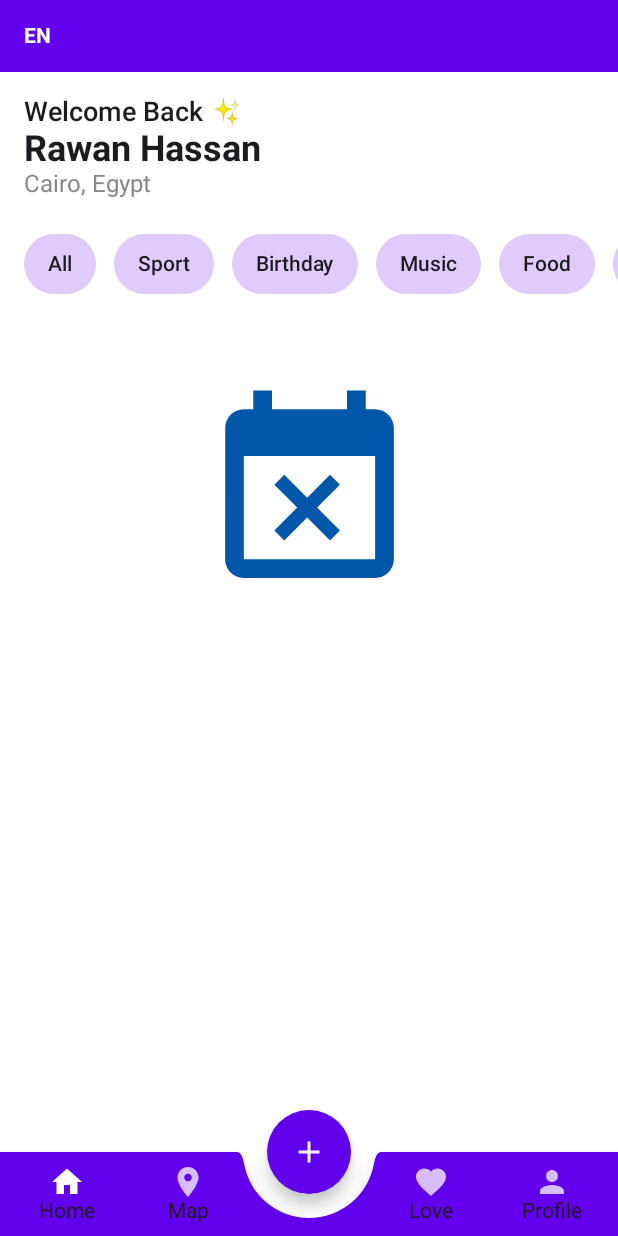
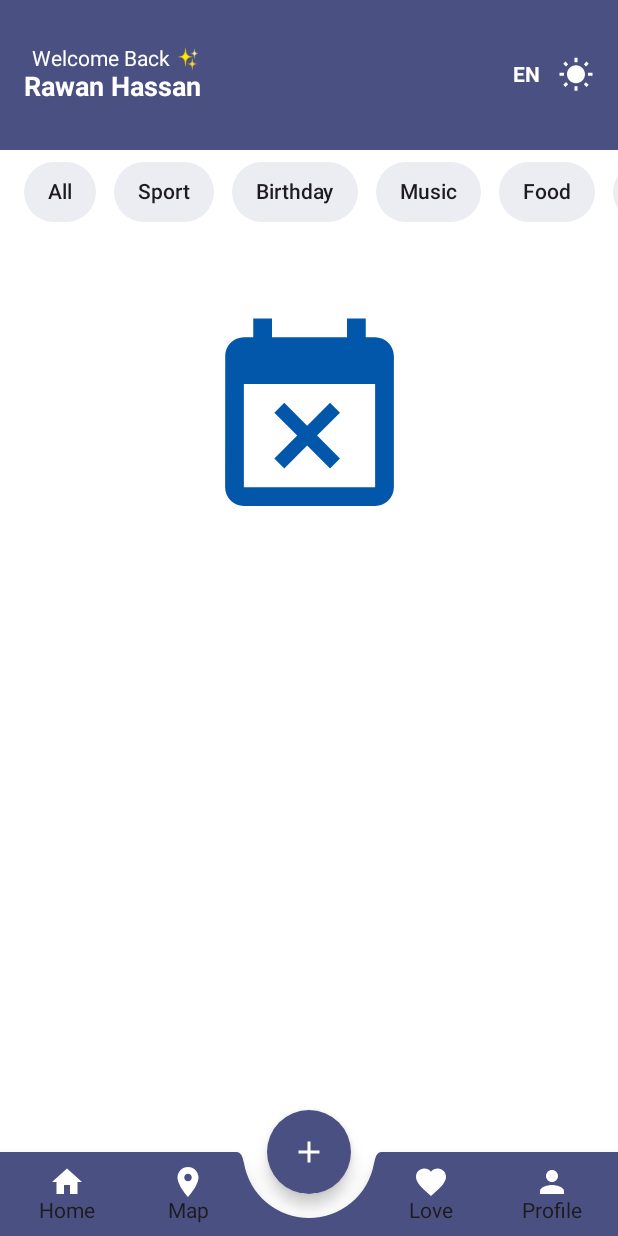
Before and after one commit to rawanhassan55/Event_Mate, an Android app built with Jetpack Compose: the HomeScreen screen opened through its navigation route, on a phone screen of 412 x 824 dp. Run offline under Robolectric (Android 15) with nearby library versions, the phone set to English and light mode, and no system bars; our stand-ins replace Firebase (no records; nobody signed in at launch, a user with empty details on screens opened directly), Room's generated code; 1 statement that could not run was skipped.

Commit message:
Change HomeScreen

```diff
--- a/app/src/main/java/com/example/eventymate/HomeScreen.kt
+++ b/app/src/main/java/com/example/eventymate/HomeScreen.kt
@@ -49,6 +49,7 @@ import androidx.navigation.compose.rememberNavController
 
 import androidx.compose.foundation.Image
 import androidx.compose.foundation.background
+import androidx.compose.foundation.clickable
 import androidx.compose.foundation.layout.*
 import androidx.compose.foundation.layout.size
 import androidx.compose.foundation.lazy.LazyColumn
@@ -99,7 +100,7 @@ fun HomeScreen(navController: NavController,onCreateEventNavigation: () -> Unit
                 .fillMaxSize()
                 //.verticalScroll(rememberScrollState())
         ) {
-            WelcomeSection()
+
             FiltersSection()
             if (state.notes.isEmpty()){
                 EmptyEventsIllustration()
@@ -113,71 +114,54 @@ fun HomeScreen(navController: NavController,onCreateEventNavigation: () -> Unit
 }
 
 @Composable
-fun TopBarSection() {
+fun TopBarSection(
+    userName: String = "Rawan Hassan",
+    onLanguageClick: () -> Unit = {},
+    onThemeToggle: () -> Unit = {}
+) {
     Row(
         modifier = Modifier
             .fillMaxWidth()
-            .background(MaterialTheme.colors.primary)
-            .padding(16.dp),
+            .height(100.dp)
+            .background(Color(0XFF4A5182))
+            .padding(horizontal = 16.dp, vertical = 12.dp),
         horizontalArrangement = Arrangement.SpaceBetween,
         verticalAlignment = Alignment.CenterVertically
     ) {
+        Column(horizontalAlignment = Alignment.End) {
+            Text(
+                text = "Welcome Back ✨",
+                color = Color.White,
+                fontSize = 14.sp
+            )
+            Text(
+                text = userName,
+                color = Color.White,
+                fontWeight = FontWeight.Bold,
+                fontSize = 18.sp
+            )
+        }
 
-
-        /*Image(
-            painter = painterResource(id = R.drawable.wb_sunny),
-            contentDescription = "Theme Icon",
-            modifier = Modifier.size(24.dp)
-        )*/
-
-        /*
- Button(onClick = { onSettingNavigation() }) {
-            Text(text = "Settings")
-        }
-        Spacer(modifier = Modifier.height(16.dp))
-        IconButton(onClick = {onSignOut() }) {
-            Icon(Icons.Filled.ExitToApp, contentDescription = "Localized description")
-        }
-    }
-         */
         Row(verticalAlignment = Alignment.CenterVertically) {
             Text(
                 text = "EN",
                 color = Color.White,
                 fontWeight = FontWeight.Bold,
-                modifier = Modifier.padding(end = 8.dp)
+                modifier = Modifier
+                    .clickable { onLanguageClick() }
+                    .padding(end = 12.dp)
             )
-/*
-            IconButton(onClick = { /*onSettingNavigation()*/}) {
-                Icon(imageVector = Icons.Default.Settings, contentDescription = "Settings", tint = Color.White)
-            }
-*/
+            Icon(
+                imageVector = Icons.Default.WbSunny,
+                contentDescription = "Toggle Theme",
+                tint = Color.White,
+                modifier = Modifier
+                    .size(24.dp)
+                    .clickable { onThemeToggle() }
+            )
         }
-    }
-}
 
-@Composable
-fun WelcomeSection() {
-    Column(
-        modifier = Modifier
-            .fillMaxWidth()
-            .padding(16.dp)
-    ) {
-        Text(
-            text = "Welcome Back ✨",
-            fontSize = 18.sp,
-            fontWeight = FontWeight.Medium
-        )
-        Text(
-            text = "Rawan Hassan",
-            fontSize = 24.sp,
-            fontWeight = FontWeight.Bold
-        )
-        Text(
-            text = "Cairo, Egypt",
-            fontSize = 16.sp,
-            color = Color.Gray
-        )
+
     }
 }
 
@@ -201,7 +185,7 @@ fun FiltersSection() {
 fun FilterItem(filter: String) {
     Surface(
         shape = CircleShape,
-        color = MaterialTheme.colors.primary.copy(alpha = 0.2f),
+        color = Color(0XFF4A5182).copy(alpha = 0.1f),
         modifier = Modifier
             .height(40.dp)
     ) {
@@ -273,7 +257,7 @@ fun NoteItem(
                 text = state.notes[index].title,
                 fontSize = 22.sp,
                 fontWeight = FontWeight.SemiBold,
-                color = MaterialTheme.colors.primary
+                color = Color(0XFF4A5182)
             )
 
             Spacer(modifier = Modifier.height(8.dp))
@@ -281,7 +265,7 @@ fun NoteItem(
             Text(
                 text = state.notes[index].description,
                 fontSize = 18.sp,
-                color = MaterialTheme.colors.secondary
+                color = Color.Black
             )
             Spacer(modifier = Modifier.height(8.dp))
 
@@ -321,7 +305,7 @@ fun NoteItem(
                 imageVector = Icons.Rounded.Delete,
                 contentDescription = "Delete Note",
                 modifier = Modifier.size(35.dp),
-                tint = MaterialTheme.colors.primary
+                tint = Color(0XFF4A5182)
             )
 
         }
@@ -336,7 +320,7 @@ fun FloatingCreateEventButton(onCreateEventNavigation: () -> Unit) {
         onClick = {
             onCreateEventNavigation()
         },
-        backgroundColor = MaterialTheme.colors.primary,
+        backgroundColor =Color(0XFF4A5182) ,
         modifier = Modifier.padding(8.dp)
         //.align(Alignment.BottomCenter)
 
@@ -351,27 +335,27 @@ fun EventMateBottomNavigation(navController: NavController) {
     var selectedItem by remember { mutableStateOf(0) }
     BottomAppBar(
         cutoutShape = CircleShape,
-        backgroundColor = MaterialTheme.colors.primary
+        backgroundColor = Color(0XFF4A5182)
     ) {
         BottomNavigationItem(
             selected = selectedItem == 0,
             onClick = { selectedItem = 0
                 navController.navigate("home")
                       },
-            icon = { Icon(imageVector = Icons.Default.Home, contentDescription = "Home") },
+            icon = { Icon(imageVector = Icons.Default.Home, contentDescription = "Home", tint = Color.White) },
             label = { Text("Home") }
         )
         BottomNavigationItem(
             selected = selectedItem == 1,
             onClick = { selectedItem = 1 },
-            icon = { Icon(imageVector = Icons.Default.LocationOn, contentDescription = "Map") },
+            icon = { Icon(imageVector = Icons.Default.LocationOn, contentDescription = "Map", tint = Color.White) },
             label = { Text("Map") }
         )
         Spacer(Modifier.weight(1f, true))
         BottomNavigationItem(
             selected = selectedItem == 2,
             onClick = { selectedItem = 2 },
-            icon = { Icon(imageVector = Icons.Default.Favorite, contentDescription = "Love") },
+            icon = { Icon(imageVector = Icons.Default.Favorite, contentDescription = "Love", tint = Color.White) },
             label = { Text("Love") }
         )
         BottomNavigationItem(
@@ -379,7 +363,7 @@ fun EventMateBottomNavigation(navController: NavController) {
             onClick = { selectedItem = 3
                 navController.navigate("profile")
                       },
-            icon = { Icon(imageVector = Icons.Default.Person, contentDescription = "Profile") },
+            icon = { Icon(imageVector = Icons.Default.Person, contentDescription = "Profile", tint = Color.White) },
             label = { Text("Profile") }
         )
 
```
